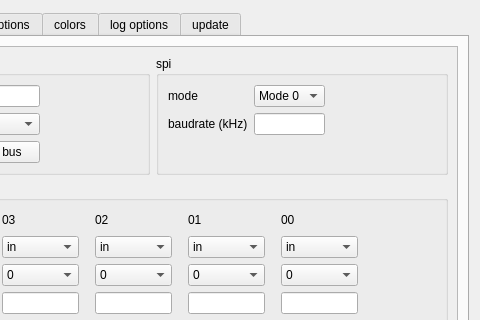
The window that ScriptCommunicator/settingsdialog.ui (szieke/ScriptCommunicator_serial-terminal) describes before a commit, drawn with Qt 5; both pictures show x 469 to 949 and y 0 to 320 of the 949 by 629 pixel window.
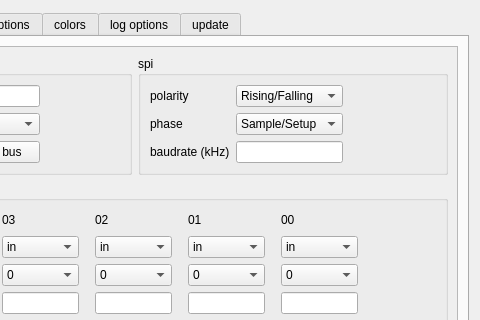
The same window after the commit. The open tabs and pages were chosen to show the change. Icons and pictures are not drawn. Custom widgets are drawn as their Qt base class.

Commit message: Aardvard I2C/SPI implemented.

```diff
--- a/ScriptCommunicator/settingsdialog.ui
+++ b/ScriptCommunicator/settingsdialog.ui
@@ -1158,7 +1158,7 @@
               <string>spi</string>
              </property>
              <layout class="QGridLayout" name="gridLayout_15">
-              <item row="1" column="1">
+              <item row="2" column="1">
                <widget class="QLineEdit" name="aardvardSpiBaudrate">
                 <property name="sizePolicy">
                  <sizepolicy hsizetype="Ignored" vsizetype="Fixed">
@@ -1174,7 +1174,7 @@
                 </property>
                </widget>
               </item>
-              <item row="0" column="3" rowspan="2">
+              <item row="0" column="3" rowspan="3">
                <spacer name="horizontalSpacer_12">
                 <property name="orientation">
                  <enum>Qt::Horizontal</enum>
@@ -1187,7 +1187,7 @@
                 </property>
                </spacer>
               </item>
-              <item row="1" column="0">
+              <item row="2" column="0">
                <widget class="QLabel" name="label_34">
                 <property name="text">
                  <string>baudrate (kHz)</string>
@@ -1197,15 +1197,18 @@
               <item row="0" column="0">
                <widget class="QLabel" name="label_33">
                 <property name="text">
-                 <string>mode</string>
+                 <string>polarity</string>
                 </property>
                </widget>
               </item>
               <item row="0" column="1">
-               <widget class="QComboBox" name="aardvardSpiMode">
+               <widget class="QComboBox" name="aardvardSpiPolarity">
+                <property name="sizeAdjustPolicy">
+                 <enum>QComboBox::AdjustToContents</enum>
+                </property>
                 <item>
                  <property name="text">
-                  <string>Mode 0</string>
+                  <string>Rising/Falling</string>
                  </property>
                 </item>
                 <item>
@@ -1225,7 +1228,7 @@
                 </item>
                </widget>
               </item>
-              <item row="2" column="1">
+              <item row="3" column="1">
                <spacer name="verticalSpacer_10">
                 <property name="orientation">
                  <enum>Qt::Vertical</enum>
@@ -1238,6 +1241,30 @@
                 </property>
                </spacer>
               </item>
+              <item row="1" column="1">
+               <widget class="QComboBox" name="aardvardSpiPhase">
+                <property name="sizeAdjustPolicy">
+                 <enum>QComboBox::AdjustToContents</enum>
+                </property>
+                <item>
+                 <property name="text">
+                  <string>Sample/Setup</string>
+                 </property>
+                </item>
+                <item>
+                 <property name="text">
+                  <string>Setup/Sample</string>
+                 </property>
+                </item>
+               </widget>
+              </item>
+              <item row="1" column="0">
+               <widget class="QLabel" name="label_51">
+                <property name="text">
+                 <string>phase</string>
+                </property>
+               </widget>
+              </item>
              </layout>
             </widget>
            </item>
```
Left out of the diff: 54 changed lines with no effect on the pictures. The commit also changes 3 other files.
